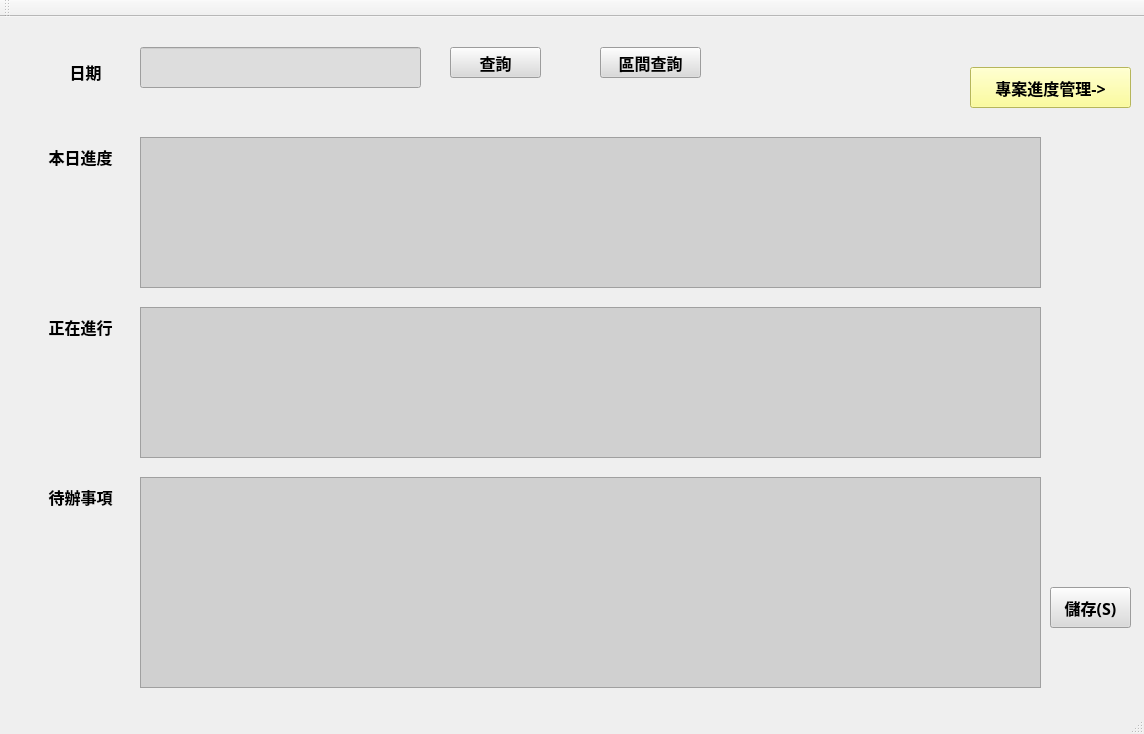
Old version of the form mainwindow.ui in the repository Linlai2369632/workingDiary.
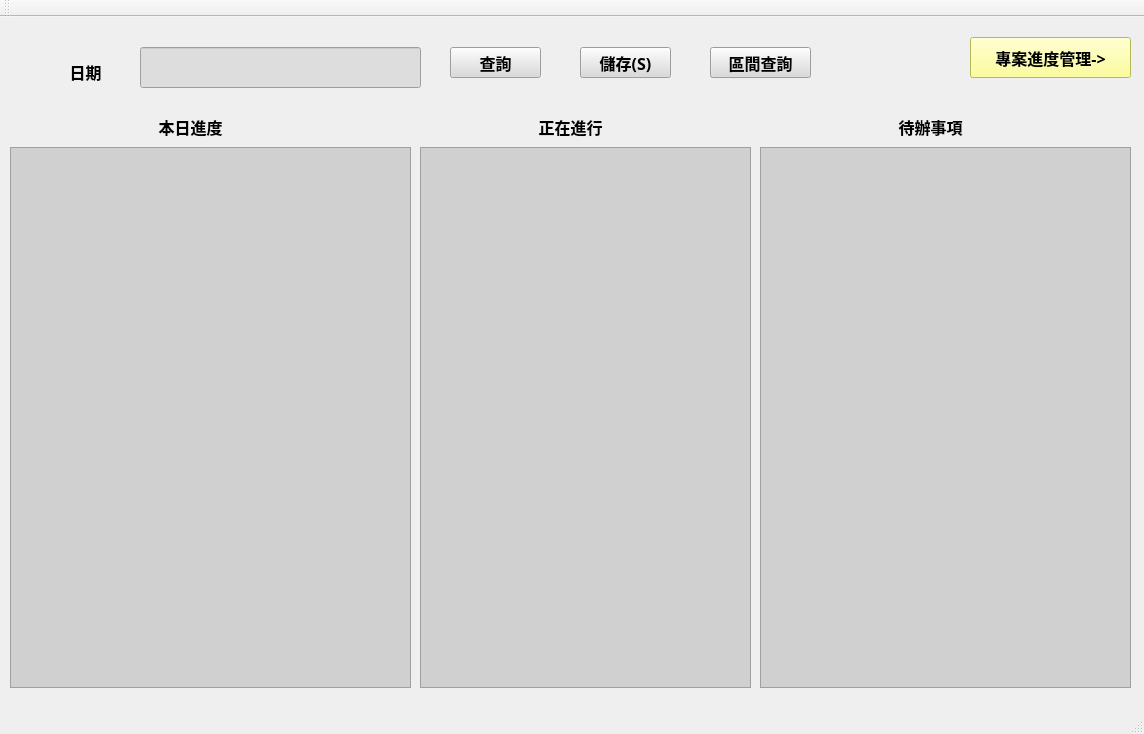
New version of the form.

The edit to the form file:
```diff
--- a/mainwindow.ui
+++ b/mainwindow.ui
@@ -17,8 +17,8 @@
    <widget class="QLabel" name="label">
     <property name="geometry">
      <rect>
-      <x>30</x>
-      <y>120</y>
+      <x>140</x>
+      <y>90</y>
       <width>101</width>
       <height>41</height>
      </rect>
@@ -30,8 +30,8 @@
    <widget class="QLabel" name="label_2">
     <property name="geometry">
      <rect>
-      <x>30</x>
-      <y>290</y>
+      <x>520</x>
+      <y>90</y>
       <width>101</width>
       <height>41</height>
      </rect>
@@ -43,8 +43,8 @@
    <widget class="QLabel" name="label_3">
     <property name="geometry">
      <rect>
-      <x>30</x>
-      <y>460</y>
+      <x>880</x>
+      <y>90</y>
       <width>101</width>
       <height>41</height>
      </rect>
@@ -69,10 +69,10 @@
    <widget class="QTextEdit" name="teProgress">
     <property name="geometry">
      <rect>
-      <x>140</x>
-      <y>120</y>
-      <width>901</width>
-      <height>151</height>
+      <x>10</x>
+      <y>130</y>
+      <width>401</width>
+      <height>541</height>
      </rect>
     </property>
     <property name="font">
@@ -91,10 +91,10 @@
    <widget class="QTextEdit" name="teOnGoing">
     <property name="geometry">
      <rect>
-      <x>140</x>
-      <y>290</y>
-      <width>901</width>
-      <height>151</height>
+      <x>420</x>
+      <y>130</y>
+      <width>331</width>
+      <height>541</height>
      </rect>
     </property>
     <property name="font">
@@ -113,10 +113,10 @@
    <widget class="QTextEdit" name="teToDo">
     <property name="geometry">
      <rect>
-      <x>140</x>
-      <y>460</y>
-      <width>901</width>
-      <height>211</height>
+      <x>760</x>
+      <y>130</y>
+      <width>371</width>
+      <height>541</height>
      </rect>
     </property>
     <property name="font">
@@ -135,10 +135,10 @@
    <widget class="QPushButton" name="pbSaveAndUpdate">
     <property name="geometry">
      <rect>
-      <x>1050</x>
-      <y>570</y>
-      <width>81</width>
-      <height>41</height>
+      <x>580</x>
+      <y>30</y>
+      <width>91</width>
+      <height>31</height>
      </rect>
     </property>
     <property name="font">
@@ -204,7 +204,7 @@
    <widget class="QPushButton" name="pbSearchSequence">
     <property name="geometry">
      <rect>
-      <x>600</x>
+      <x>710</x>
       <y>30</y>
       <width>101</width>
       <height>31</height>
@@ -229,7 +229,7 @@
     <property name="geometry">
      <rect>
       <x>970</x>
-      <y>50</y>
+      <y>20</y>
       <width>161</width>
       <height>41</height>
      </rect>
```
